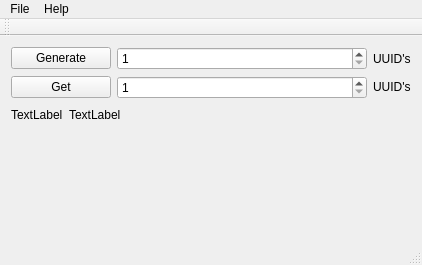
Above: Source/UUIDer/UUIDerMainWindow.ui from yxbh/UUIDer before the change. Below: the same form after it.
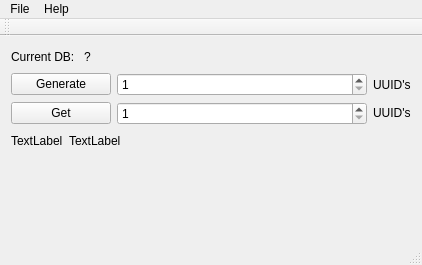
That is the form after the change.

The edit to the form file:
```diff
--- a/Source/UUIDer/UUIDerMainWindow.ui
+++ b/Source/UUIDer/UUIDerMainWindow.ui
@@ -14,9 +14,40 @@
    <string>UUIDer</string>
   </property>
   <widget class="QWidget" name="centralWidget">
-   <layout class="QVBoxLayout" name="verticalLayout_4">
+   <layout class="QVBoxLayout" name="verticalLayout_3">
     <item>
-     <layout class="QVBoxLayout" name="verticalLayout_3">
+     <layout class="QVBoxLayout" name="verticalLayout">
+      <item>
+       <layout class="QHBoxLayout" name="horizontalLayout_4">
+        <item>
+         <widget class="QLabel" name="Label_CurDBHeader">
+          <property name="text">
+           <string>Current DB: </string>
+          </property>
+         </widget>
+        </item>
+        <item>
+         <widget class="QLabel" name="Label_CurDB">
+          <property name="text">
+           <string>?</string>
+          </property>
+         </widget>
+        </item>
+        <item>
+         <spacer name="horizontalSpacer_2">
+          <property name="orientation">
+           <enum>Qt::Horizontal</enum>
+          </property>
+          <property name="sizeHint" stdset="0">
+           <size>
+            <width>40</width>
+            <height>20</height>
+           </size>
+          </property>
+         </spacer>
+        </item>
+       </layout>
+      </item>
       <item>
        <layout class="QVBoxLayout" name="verticalLayout_2">
         <item>
```
Left out of the diff: 12 changed lines with no effect on the pictures.
